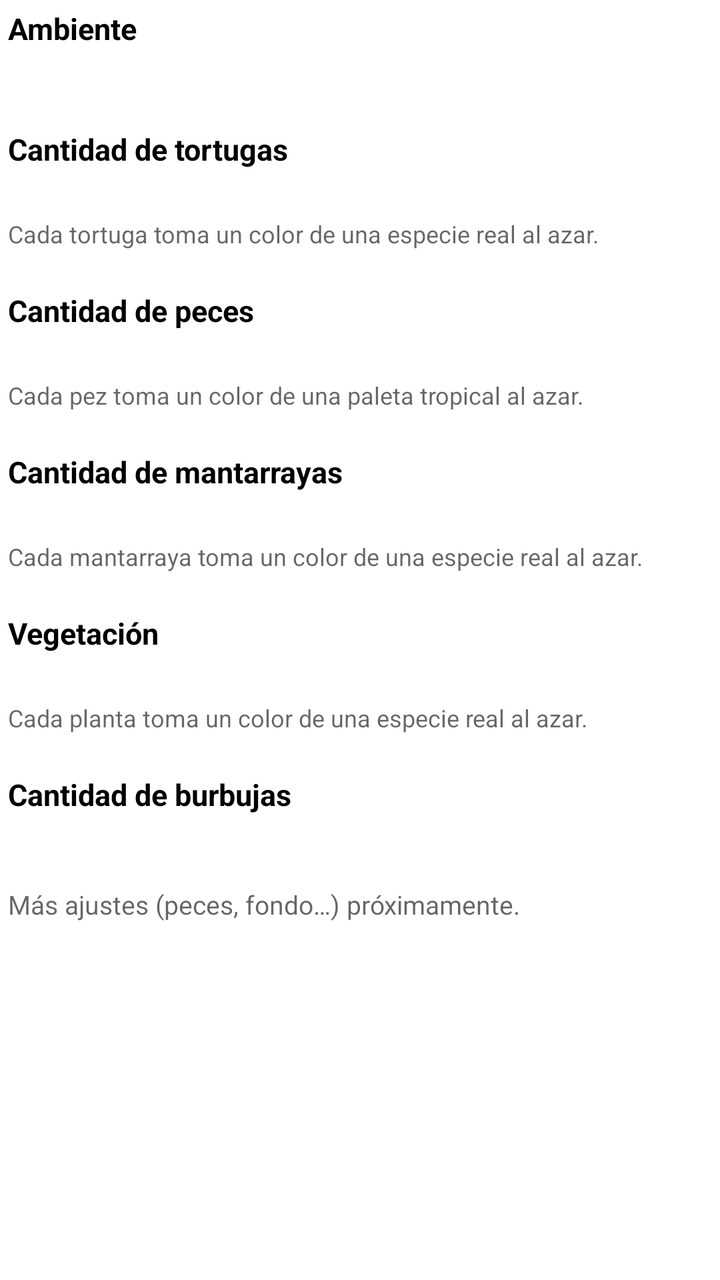
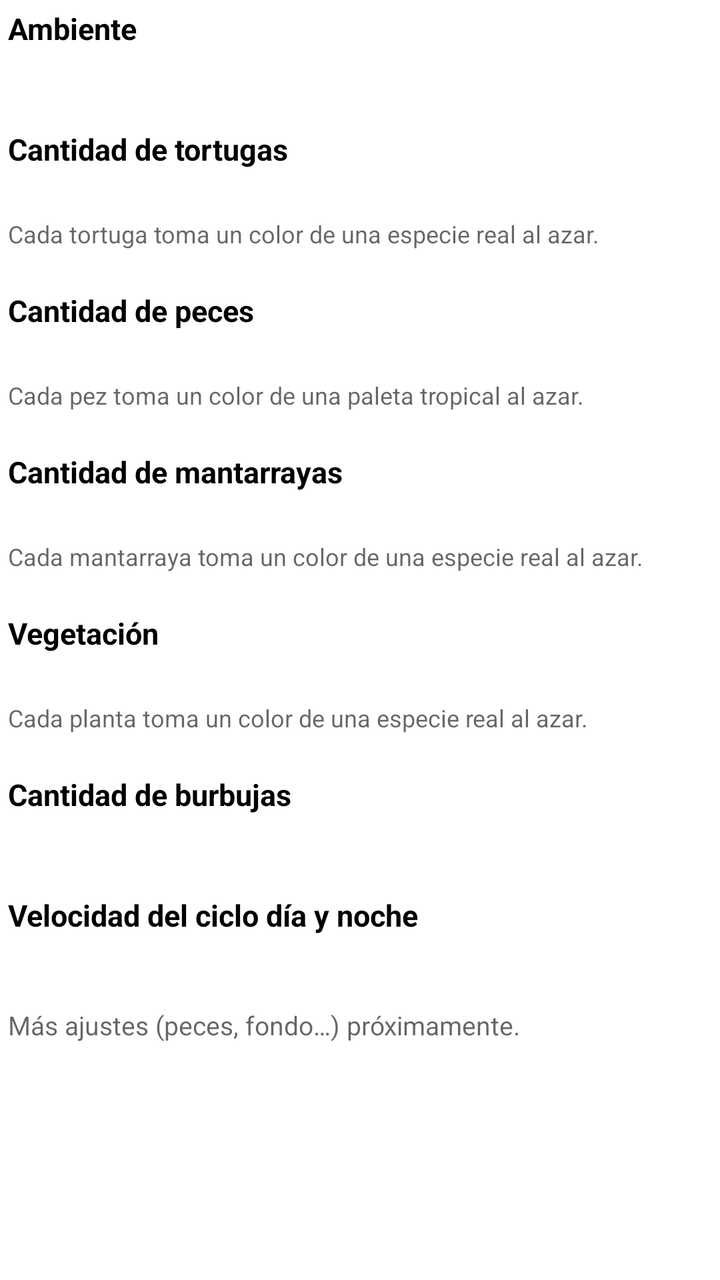

An Android layout rendered at two revisions. The XML below is the earlier revision; the diff shows what the commit changed to produce the second picture.
<!-- AndroidManifest.xml: application theme Theme.AcuarioWallpaper -->
<!-- res/layout/fragment_acuario_settings.xml -->
<?xml version="1.0" encoding="utf-8"?>
<ScrollView xmlns:android="http://schemas.android.com/apk/res/android"
    android:layout_width="match_parent"
    android:layout_height="match_parent">

    <LinearLayout
        android:layout_width="match_parent"
        android:layout_height="wrap_content"
        android:orientation="vertical"
        android:padding="4dp">

        <TextView
            android:layout_width="match_parent"
            android:layout_height="wrap_content"
            android:text="@string/settings_section_environment"
            android:textColor="?attr/colorOnSurface"
            android:textSize="15sp"
            android:textStyle="bold"
            android:layout_marginBottom="8dp" />

        <HorizontalScrollView
            android:layout_width="match_parent"
            android:layout_height="wrap_content"
            android:scrollbars="none"
            android:requiresFadingEdge="horizontal"
            android:fadingEdgeLength="24dp">

            <LinearLayout
                android:id="@+id/containerAcuarioTheme"
                android:layout_width="wrap_content"
                android:layout_height="wrap_content"
                android:orientation="horizontal"
                android:paddingBottom="8dp"
                android:paddingTop="4dp" />
        </HorizontalScrollView>

        <TextView
            android:layout_width="match_parent"
            android:layout_height="wrap_content"
            android:text="@string/settings_section_turtle_count"
            android:textColor="?attr/colorOnSurface"
            android:textSize="15sp"
            android:textStyle="bold"
            android:layout_marginTop="20dp"
            android:layout_marginBottom="8dp" />

        <HorizontalScrollView
            android:layout_width="match_parent"
            android:layout_height="wrap_content"
            android:scrollbars="none"
            android:requiresFadingEdge="horizontal"
            android:fadingEdgeLength="24dp">

            <LinearLayout
                android:id="@+id/containerTurtleCount"
                android:layout_width="wrap_content"
                android:layout_height="wrap_content"
                android:orientation="horizontal"
                android:paddingBottom="8dp"
                android:paddingTop="4dp" />
        </HorizontalScrollView>

        <TextView
            android:layout_width="match_parent"
            android:layout_height="wrap_content"
            android:text="@string/settings_turtle_color_note"
            android:textColor="?android:attr/textColorSecondary"
            android:textSize="12sp"
            android:layout_marginTop="4dp" />

        <TextView
            android:layout_width="match_parent"
            android:layout_height="wrap_content"
            android:text="@string/settings_section_fish_count"
            android:textColor="?attr/colorOnSurface"
            android:textSize="15sp"
            android:textStyle="bold"
            android:layout_marginTop="20dp"
            android:layout_marginBottom="8dp" />

        <HorizontalScrollView
            android:layout_width="match_parent"
            android:layout_height="wrap_content"
            android:scrollbars="none"
            android:requiresFadingEdge="horizontal"
            android:fadingEdgeLength="24dp">

            <LinearLayout
                android:id="@+id/containerFishCount"
                android:layout_width="wrap_content"
                android:layout_height="wrap_content"
                android:orientation="horizontal"
                android:paddingBottom="8dp"
                android:paddingTop="4dp" />
        </HorizontalScrollView>

        <TextView
            android:layout_width="match_parent"
            android:layout_height="wrap_content"
            android:text="@string/settings_fish_color_note"
            android:textColor="?android:attr/textColorSecondary"
            android:textSize="12sp"
            android:layout_marginTop="4dp" />

        <TextView
            android:layout_width="match_parent"
            android:layout_height="wrap_content"
            android:text="@string/settings_section_manta_count"
            android:textColor="?attr/colorOnSurface"
            android:textSize="15sp"
            android:textStyle="bold"
            android:layout_marginTop="20dp"
            android:layout_marginBottom="8dp" />

        <HorizontalScrollView
            android:layout_width="match_parent"
            android:layout_height="wrap_content"
            android:scrollbars="none"
            android:requiresFadingEdge="horizontal"
            android:fadingEdgeLength="24dp">

            <LinearLayout
                android:id="@+id/containerMantaCount"
                android:layout_width="wrap_content"
                android:layout_height="wrap_content"
                android:orientation="horizontal"
                android:paddingBottom="8dp"
                android:paddingTop="4dp" />
        </HorizontalScrollView>

        <TextView
            android:layout_width="match_parent"
            android:layout_height="wrap_content"
            android:text="@string/settings_manta_color_note"
            android:textColor="?android:attr/textColorSecondary"
            android:textSize="12sp"
            android:layout_marginTop="4dp" />

        <TextView
            android:layout_width="match_parent"
            android:layout_height="wrap_content"
            android:text="@string/settings_section_plant_density"
            android:textColor="?attr/colorOnSurface"
            android:textSize="15sp"
            android:textStyle="bold"
            android:layout_marginTop="20dp"
            android:layout_marginBottom="8dp" />

        <HorizontalScrollView
            android:layout_width="match_parent"
            android:layout_height="wrap_content"
            android:scrollbars="none"
            android:requiresFadingEdge="horizontal"
            android:fadingEdgeLength="24dp">

            <LinearLayout
                android:id="@+id/containerPlantDensity"
                android:layout_width="wrap_content"
                android:layout_height="wrap_content"
                android:orientation="horizontal"
                android:paddingBottom="8dp"
                android:paddingTop="4dp" />
        </HorizontalScrollView>

        <TextView
            android:layout_width="match_parent"
            android:layout_height="wrap_content"
            android:text="@string/settings_plant_color_note"
            android:textColor="?android:attr/textColorSecondary"
            android:textSize="12sp"
            android:layout_marginTop="4dp" />

        <TextView
            android:layout_width="match_parent"
            android:layout_height="wrap_content"
            android:text="@string/settings_section_bubble_count"
            android:textColor="?attr/colorOnSurface"
            android:textSize="15sp"
            android:textStyle="bold"
            android:layout_marginTop="20dp"
            android:layout_marginBottom="8dp" />

        <HorizontalScrollView
            android:layout_width="match_parent"
            android:layout_height="wrap_content"
            android:scrollbars="none"
            android:requiresFadingEdge="horizontal"
            android:fadingEdgeLength="24dp">

            <LinearLayout
                android:id="@+id/containerBubbleCount"
                android:layout_width="wrap_content"
                android:layout_height="wrap_content"
                android:orientation="horizontal"
                android:paddingBottom="8dp"
                android:paddingTop="4dp" />
        </HorizontalScrollView>

        <TextView
            android:layout_width="match_parent"
            android:layout_height="wrap_content"
            android:text="@string/settings_placeholder"
            android:textColor="?android:attr/textColorSecondary"
            android:textSize="13sp"
            android:layout_marginTop="16dp" />

    </LinearLayout>
</ScrollView>
<!-- resources referenced by this layout -->
<resources>
  <string name="settings_fish_color_note">Cada pez toma un color de una paleta tropical al azar.</string>
  <string name="settings_manta_color_note">Cada mantarraya toma un color de una especie real al azar.</string>
  <string name="settings_placeholder">Más ajustes (peces, fondo…) próximamente.</string>
  <string name="settings_plant_color_note">Cada planta toma un color de una especie real al azar.</string>
  <string name="settings_section_bubble_count">Cantidad de burbujas</string>
  <string name="settings_section_environment">Ambiente</string>
  <string name="settings_section_fish_count">Cantidad de peces</string>
  <string name="settings_section_manta_count">Cantidad de mantarrayas</string>
  <string name="settings_section_plant_density">Vegetación</string>
  <string name="settings_section_turtle_count">Cantidad de tortugas</string>
  <string name="settings_turtle_color_note">Cada tortuga toma un color de una especie real al azar.</string>
  <style name="Theme.AcuarioWallpaper" parent="Theme.MaterialComponents.DayNight.DarkActionBar">
          
          <item name="colorPrimary">@color/purple_500</item>
          <item name="colorPrimaryVariant">@color/purple_700</item>
          <item name="colorOnPrimary">@color/white</item>
          
          <item name="colorSecondary">@color/teal_200</item>
          <item name="colorSecondaryVariant">@color/teal_700</item>
          <item name="colorOnSecondary">@color/black</item>
          
          <item name="android:statusBarColor">?attr/colorPrimaryVariant</item>
          
      </style>
  <color name="purple_500">#FF6200EE</color>
  <color name="purple_700">#FF3700B3</color>
  <color name="white">#FFFFFFFF</color>
  <color name="teal_200">#FF03DAC5</color>
  <color name="teal_700">#FF018786</color>
  <color name="black">#FF000000</color>
</resources>

<!-- the commit's change to res/layout/fragment_acuario_settings.xml (unified diff, before → after) -->
@@ -199,6 +199,32 @@
         <TextView
             android:layout_width="match_parent"
             android:layout_height="wrap_content"
+            android:text="@string/settings_section_day_night_cycle"
+            android:textColor="?attr/colorOnSurface"
+            android:textSize="15sp"
+            android:textStyle="bold"
+            android:layout_marginTop="20dp"
+            android:layout_marginBottom="8dp" />
+
+        <HorizontalScrollView
+            android:layout_width="match_parent"
+            android:layout_height="wrap_content"
+            android:scrollbars="none"
+            android:requiresFadingEdge="horizontal"
+            android:fadingEdgeLength="24dp">
+
+            <LinearLayout
+                android:id="@+id/containerDayNightCycle"
+                android:layout_width="wrap_content"
+                android:layout_height="wrap_content"
+                android:orientation="horizontal"
+                android:paddingBottom="8dp"
+                android:paddingTop="4dp" />
+        </HorizontalScrollView>
+
+        <TextView
+            android:layout_width="match_parent"
+            android:layout_height="wrap_content"
             android:text="@string/settings_placeholder"
             android:textColor="?android:attr/textColorSecondary"
             android:textSize="13sp"
<!-- resource entries referenced after the edit -->
@@ -5,6 +5,7 @@
   <string name="settings_placeholder">Más ajustes (peces, fondo…) próximamente.</string>
   <string name="settings_plant_color_note">Cada planta toma un color de una especie real al azar.</string>
   <string name="settings_section_bubble_count">Cantidad de burbujas</string>
+  <string name="settings_section_day_night_cycle">Velocidad del ciclo día y noche</string>
   <string name="settings_section_environment">Ambiente</string>
   <string name="settings_section_fish_count">Cantidad de peces</string>
   <string name="settings_section_manta_count">Cantidad de mantarrayas</string>
